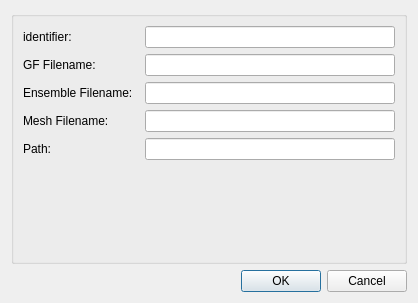
Old version of the form mapclientplugins/fieldworkmodelserialiserstep/qt/configuredialog.ui in the repository mapclient-plugins/fieldworkmodelserialiserstep.
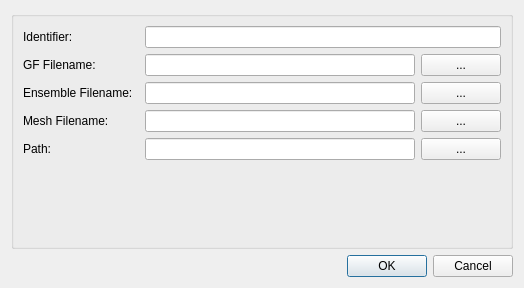
New version of the form.

Commit message: added buttons for file browser in config dialog

The edit to the form file:
```diff
--- a/mapclientplugins/fieldworkmodelserialiserstep/qt/configuredialog.ui
+++ b/mapclientplugins/fieldworkmodelserialiserstep/qt/configuredialog.ui
@@ -6,8 +6,8 @@
    <rect>
     <x>0</x>
     <y>0</y>
-    <width>418</width>
-    <height>303</height>
+    <width>524</width>
+    <height>288</height>
    </rect>
   </property>
   <property name="windowTitle">
@@ -23,7 +23,7 @@
       <item row="0" column="0">
        <widget class="QLabel" name="label0">
         <property name="text">
-         <string>identifier:  </string>
+         <string>Identifier:  </string>
         </property>
        </widget>
       </item>
@@ -38,10 +38,6 @@
         </property>
        </widget>
       </item>
-      <item row="1" column="1">
-       <widget class="QLineEdit" name="lineEdit1"/>
-      </item>
-
       <item row="2" column="0">
        <widget class="QLabel" name="label2">
         <property name="text">
@@ -49,10 +45,6 @@
         </property>
        </widget>
       </item>
-      <item row="2" column="1">
-       <widget class="QLineEdit" name="lineEdit2"/>
-      </item>
-
       <item row="3" column="0">
        <widget class="QLabel" name="label3">
         <property name="text">
@@ -60,10 +52,6 @@
         </property>
        </widget>
       </item>
-      <item row="3" column="1">
-       <widget class="QLineEdit" name="lineEdit3"/>
-      </item>
-
       <item row="4" column="0">
        <widget class="QLabel" name="label4">
         <property name="text">
@@ -71,8 +59,61 @@
         </property>
        </widget>
       </item>
+      <item row="1" column="1">
+       <layout class="QHBoxLayout" name="horizontalLayout">
+        <item>
+         <widget class="QLineEdit" name="gfLocLineEdit"/>
+        </item>
+        <item>
+         <widget class="QPushButton" name="gfLocButton">
+          <property name="text">
+           <string>...</string>
+          </property>
+         </widget>
+        </item>
+       </layout>
+      </item>
+      <item row="2" column="1">
+       <layout class="QHBoxLayout" name="horizontalLayout_2">
+        <item>
+         <widget class="QLineEdit" name="ensLocLineEdit"/>
+        </item>
+        <item>
+         <widget class="QPushButton" name="ensLocButton">
+          <property name="text">
+           <string>...</string>
+          </property>
+         </widget>
+        </item>
+       </layout>
+      </item>
+      <item row="3" column="1">
+       <layout class="QHBoxLayout" name="horizontalLayout_3">
+        <item>
+         <widget class="QLineEdit" name="meshLocLineEdit"/>
+        </item>
+        <item>
+         <widget class="QPushButton" name="meshLocButton">
+          <property name="text">
+           <string>...</string>
+          </property>
+         </widget>
+        </item>
+       </layout>
+      </item>
       <item row="4" column="1">
-       <widget class="QLineEdit" name="lineEdit4"/>
+       <layout class="QHBoxLayout" name="horizontalLayout_4">
+        <item>
+         <widget class="QLineEdit" name="pathLocLineEdit"/>
+        </item>
+        <item>
+         <widget class="QPushButton" name="pathLocButton">
+          <property name="text">
+           <string>...</string>
+          </property>
+         </widget>
+        </item>
+       </layout>
       </item>
      </layout>
     </widget>
```
Left out of the diff: 39 changed lines with no effect on the pictures. The commit also changes 2 other files.
